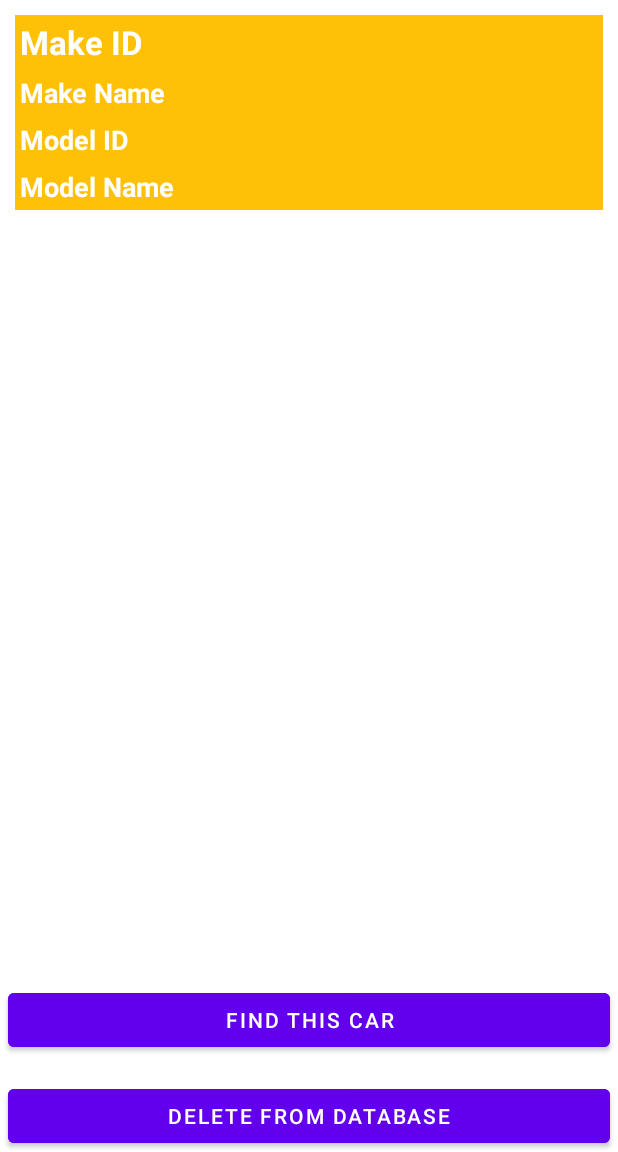
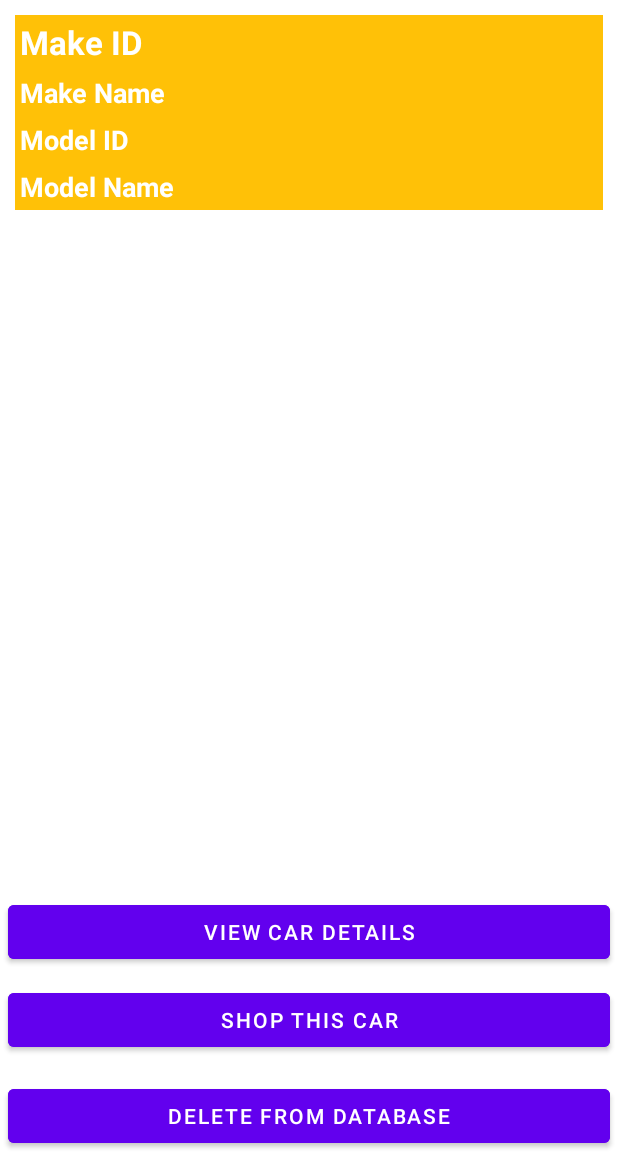
Before and after one commit to HelloNYAC/FinalProject_CST2335, an Android app: the CarSavedListsDetail screen opened directly, with no data from a screen before it, on a phone screen of 412 x 824 dp, the part 84-1236 px from its top. Run offline under Robolectric (Android 15) with nearby library versions, the phone set to English and light mode, and no system bars.

Commit message:
Update buttons on SAVED LIST fragment

```diff
--- a/app/src/main/java/com/finalproject_cst2335/car/CarListsDetail.java
+++ b/app/src/main/java/com/finalproject_cst2335/car/CarListsDetail.java
@@ -1,8 +1,6 @@
 package com.finalproject_cst2335.car;
 
-import android.app.FragmentTransaction;
 import android.content.Intent;
-import android.content.res.Configuration;
 import android.net.Uri;
 import android.os.Bundle;
 import android.view.MenuItem;
--- a/app/src/main/java/com/finalproject_cst2335/car/CarMainActivity.java
+++ b/app/src/main/java/com/finalproject_cst2335/car/CarMainActivity.java
@@ -1,6 +1,5 @@
 package com.finalproject_cst2335.car;
 
-import android.app.DatePickerDialog;
 import android.content.Intent;
 import android.content.SharedPreferences;
 import android.graphics.Color;
@@ -28,7 +27,7 @@ import androidx.fragment.app.Fragment;
 import com.finalproject_cst2335.R;
 import com.google.android.material.navigation.NavigationView;
 
-public class CarMainActivity extends AppCompatActivity implements NavigationView.OnNavigationItemSelectedListener{
+public class CarMainActivity extends AppCompatActivity implements NavigationView.OnNavigationItemSelectedListener {
 
     LinearLayout reletivelayoutone;
     RelativeLayout toreplace;
--- a/app/src/main/java/com/finalproject_cst2335/car/CarSavedListsDetail.java
+++ b/app/src/main/java/com/finalproject_cst2335/car/CarSavedListsDetail.java
@@ -6,6 +6,7 @@ import android.net.Uri;
 import android.os.Bundle;
 import android.view.MenuItem;
 import android.view.View;
+import android.widget.Button;
 import android.widget.TextView;
 import android.widget.Toast;
 
@@ -18,7 +19,8 @@ import com.finalproject_cst2335.R;
 public class CarSavedListsDetail extends AppCompatActivity {
     Bundle id;
     String makeName, name, makeiD, carID;
-    TextView tv_make_id, tv_make_name, tv_model_id, tv_model_name, del_from_Favorites, findcar;
+    TextView tv_make_id, tv_make_name, tv_model_id, tv_model_name;
+    Button btn_shopcar, btn_view_detail, btn_del_to_favorites;
     CarsDB carsDB;
     int ide;
     private Toolbar tb;
@@ -30,26 +32,39 @@ public class CarSavedListsDetail extends AppCompatActivity {
         tb = findViewById(R.id.carShowFavoritesDetail_tb);
         setSupportActionBar(tb);
         getSupportActionBar().setDisplayHomeAsUpEnabled(true);
-        del_from_Favorites = findViewById(R.id.del_from_Favorites);
+        btn_del_to_favorites = findViewById(R.id.del_from_Favorites);
         tv_make_id = findViewById(R.id.tv_make_id);
-        findcar = findViewById(R.id.findcar);
+        btn_shopcar = findViewById(R.id.shopcar);
         tv_make_name = findViewById(R.id.tv_make_name);
         tv_model_name = findViewById(R.id.tv_model_name);
         tv_model_id = findViewById(R.id.tv_model_id);
         carsDB = new CarsDB(CarSavedListsDetail.this);
         getdata();
         carsDB = new CarsDB(CarSavedListsDetail.this);
-        findcar.setOnClickListener(new View.OnClickListener() {
+        btn_view_detail = findViewById(R.id.view_car_detail);
+
+        btn_view_detail.setOnClickListener(new View.OnClickListener() {
             @Override
             public void onClick(View v) {
 
-                String url = "https://www.google.com/search?q=" + name + makeName + "";
+                String url = "https://www.google.com/search?q=" + makeName + "+" + name;
                 Intent i = new Intent(Intent.ACTION_VIEW);
                 i.setData(Uri.parse(url));
                 startActivity(i);
             }
         });
-        del_from_Favorites.setOnClickListener(new View.OnClickListener() {
+
+        btn_shopcar.setOnClickListener(new View.OnClickListener() {
+            @Override
+            public void onClick(View v) {
+                String url = "https://www.autotrader.ca/cars/?mdl=" + name + "&make=" + makeName + "&loc=K2G1V8";
+                Intent i = new Intent(Intent.ACTION_VIEW);
+                i.setData(Uri.parse(url));
+                startActivity(i);
+            }
+        });
+
+        btn_del_to_favorites.setOnClickListener(new View.OnClickListener() {
             @Override
             public void onClick(View v) {
                 AlertDialog.Builder builder1 = new AlertDialog.Builder(CarSavedListsDetail.this);
--- a/app/src/main/res/layout/activity_car_lists_detail_fragment.xml
+++ b/app/src/main/res/layout/activity_car_lists_detail_fragment.xml
@@ -3,7 +3,7 @@
     android:layout_width="match_parent"
     android:layout_height="match_parent"
     android:orientation="vertical">
-<!--   android:fitsSystemWindows="true"-->
+    <!--   android:fitsSystemWindows="true"-->
     <LinearLayout
         android:layout_width="match_parent"
         android:layout_height="match_parent"
--- a/app/src/main/res/layout/activity_car_saved_lists_fragment.xml
+++ b/app/src/main/res/layout/activity_car_saved_lists_fragment.xml
@@ -118,13 +118,29 @@
     </LinearLayout>
 
     <Button
-        android:id="@+id/findcar"
+        android:id="@+id/view_car_detail"
+        android:layout_width="match_parent"
+        android:layout_height="wrap_content"
+        android:layout_above="@id/shopcar"
+        android:layout_marginStart="5dp"
+        android:layout_marginTop="5dp"
+        android:layout_marginEnd="5dp"
+        android:layout_marginBottom="5dp"
+        android:backgroundTint="@color/purple_500"
+        android:text="@string/view_car_details"
+        android:textColor="@android:color/white" />
+
+    <Button
+        android:id="@+id/shopcar"
         android:layout_width="match_parent"
         android:layout_height="wrap_content"
         android:layout_above="@id/del_from_Favorites"
-        android:layout_margin="5dp"
+        android:layout_marginStart="5dp"
+        android:layout_marginTop="5dp"
+        android:layout_marginEnd="5dp"
+        android:layout_marginBottom="5dp"
         android:backgroundTint="@color/purple_500"
-        android:text="@string/find_this_car"
+        android:text="@string/shop_this_car"
         android:textColor="@android:color/white" />
 
     <Button
```
